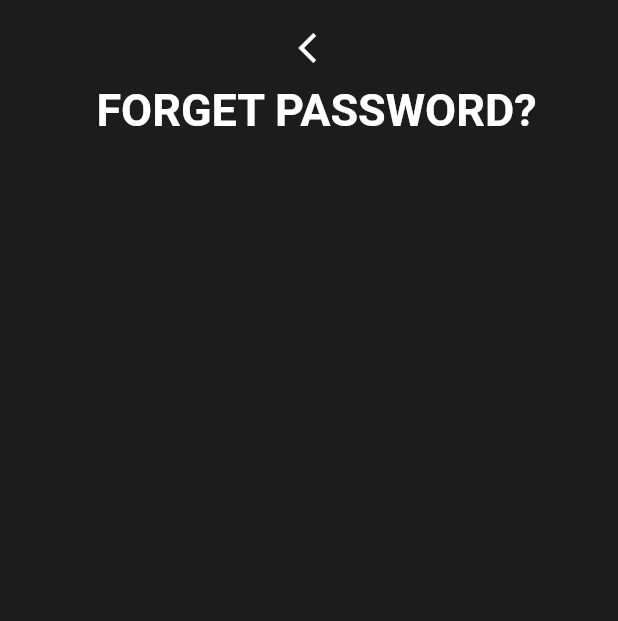
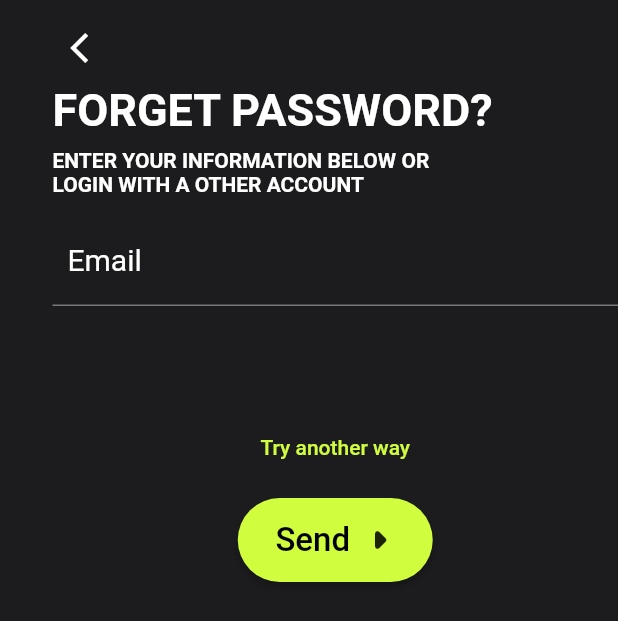
Before and after one commit to A7med3laa2001/gymapp, a Flutter app: the SignUpPage screen opened directly, after a tap on "Login", after a tap on "Forgot Password", on a phone screen of 412 x 824 dp. Shown: the top 621 px of the screen. Run offline on Flutter 3.47's test engine with Material 2 defaults, Android fonts, the light colour scheme and no system bars; our stand-ins replace flutter_svg, introduction_screen, numberpicker; missing offline and left inert: vertical_weight_slider, wheel_spinner; statements that could not run were skipped.

Commit message:
complete the forget_password.dart

```diff
--- a/lib/views/forget_password_view/forget_password.dart
+++ b/lib/views/forget_password_view/forget_password.dart
@@ -1,5 +1,7 @@
 import 'package:flutter/material.dart';
 import 'package:gymapp/Constants/colors_gym.dart';
+import 'package:gymapp/shared/widgets/custom_next_button.dart';
+import 'package:gymapp/shared/widgets/custom_text_field.dart';
 import 'package:gymapp/views/login_view/login_view.dart';
 
 class ForgetPassword extends StatefulWidget {
@@ -16,9 +18,10 @@ class _ForgetPasswordState extends State<ForgetPassword> {
       backgroundColor: backgroundColor,
       body: SafeArea(
         child: Padding(
-          padding: const EdgeInsets.only(top: 8.0,left: 10),
+          padding: const EdgeInsets.only(top: 8.0, left: 35),
+          child: SingleChildScrollView(
             child: Column(
-            crossAxisAlignment: CrossAxisAlignment.center,
+              crossAxisAlignment: CrossAxisAlignment.start,
               children: [
                 IconButton(
                   onPressed: () {
@@ -30,8 +33,7 @@ class _ForgetPasswordState extends State<ForgetPassword> {
                     color: fontTextColor,
                   ),
                 ),
-              Center(
-                child: Text(
+                Text(
                   'FORGET PASSWORD?',
                   style: TextStyle(
                     fontWeight: FontWeight.bold,
@@ -39,8 +41,49 @@ class _ForgetPasswordState extends State<ForgetPassword> {
                     color: fontTextColor,
                   ),
                 ),
+                SizedBox(
+                  height: 8,
                 ),
+                Text(
+                  'ENTER YOUR INFORMATION BELOW OR\nLOGIN WITH A OTHER ACCOUNT',
+                  style: TextStyle(
+                    color: fontTextColor,
+                    fontSize: 14,
+                    fontWeight: FontWeight.w700,
+                  ),
+                ),
+                SizedBox(
+                  height: 10,
+                ),
+                const CustomTextField(
+                  text: "Email",
+                ),
+                SizedBox(
+                  height: 70,
+                ),
+                Center(
+                  child: TextButton(
+                    onPressed: () {},
+                    child: Text(
+                      'Try another way',
+                      style: TextStyle(
+                        color: primaryColor,
+                        fontSize: 14
+                      ),
+                    ),
+                  ),
+                ),
+                SizedBox(
+                  height: 10,
+                ),
+                Center(
+                  child: CustomButton(
+                    text: 'Send',
+                    onPressed: () {},
+                  ),
+                )
               ],
+            ),
           ),
         ),
       ),
--- a/lib/views/goal_view/widgets/goal_view_body.dart
+++ b/lib/views/goal_view/widgets/goal_view_body.dart
@@ -4,6 +4,7 @@ import 'package:gymapp/shared/widgets/custom_back_button.dart';
 import 'package:gymapp/shared/widgets/custom_next_button.dart';
 import 'package:gymapp/views/activity_level_view/activity_level_view.dart';
 import 'package:numberpicker/numberpicker.dart';
+import 'package:wheel_spinner/wheel_spinner.dart';
 
 class GoalViewBody extends StatefulWidget {
   const GoalViewBody({super.key});
@@ -52,7 +53,12 @@ class _GoalViewBodyState extends State<GoalViewBody> {
             Row(
               mainAxisAlignment: MainAxisAlignment.center,
               children: [
-                NumberPicker(
+                WheelSpinner(
+                  childBuilder: (value) {
+                    return Text('be better');
+                  },
+                )
+                /*NumberPicker(
                   selectedTextStyle: const TextStyle(
                     fontSize: 50,
                     color: Colors.white,
@@ -75,7 +81,7 @@ class _GoalViewBodyState extends State<GoalViewBody> {
                   minValue: 60,
                   maxValue: 250,
                   onChanged: (value) => setState(() => _currentValue = value),
-                ),
+                )*/,
                 const Padding(
                   padding: EdgeInsets.only(top: 25),
                   child: Text(
--- a/lib/views/login_view/login_view.dart
+++ b/lib/views/login_view/login_view.dart
@@ -140,8 +140,8 @@ class _LoginPageState extends State<LoginPage> {
                     Row(
                       mainAxisAlignment: MainAxisAlignment.spaceBetween,
                       children: [
-                        const Row(
-                          children: [
+                        Row(
+                          children: const [
                             CustomLoginIcon(
                               icon: 'assets/icons/apple-icon.png',
                             ),
--- a/lib/views/signup_view/signup_view.dart
+++ b/lib/views/signup_view/signup_view.dart
@@ -78,11 +78,11 @@ class _SignUpPageState extends State<SignUpPage> {
                       ],
                     ),
                   ),
-                  const Positioned(
+                  Positioned(
                     left: 25,
                     bottom: 90,
                     child: Column(
-                      children: [
+                      children: const [
                         Text(
                           'HELLO ROOKIES,',
                           style: TextStyle(
@@ -96,7 +96,7 @@ class _SignUpPageState extends State<SignUpPage> {
                         ),
                         Text(
                           textAlign: TextAlign.center,
-                          'Enter your informations below or\nlogin with a other account',
+                          'ENTER YOUR INFORMATION BELOW OR\nLOGIN WITH A OTHER ACCOUNT',
                           style: TextStyle(
                             color: Colors.white,
                             fontSize: 16,
@@ -143,8 +143,8 @@ class _SignUpPageState extends State<SignUpPage> {
                     Row(
                       mainAxisAlignment: MainAxisAlignment.spaceBetween,
                       children: [
-                        const Row(
-                          children: [
+                         Row(
+                          children: const [
                             CustomLoginIcon(
                               icon: 'assets/icons/apple-icon.png',
                             ),
--- a/pubspec.yaml
+++ b/pubspec.yaml
@@ -43,6 +43,7 @@ dependencies:
   vertical_weight_slider: ^2.5.1
   flutter_svg: ^1.1.6
   introduction_screen: ^3.1.4
+  wheel_spinner: ^0.7.2
 
 dev_dependencies:
   flutter_test:
```
Also changed, not shown: pubspec.lock. Lines whose indentation alone changed are shown as unchanged.
